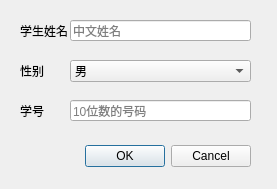
This is addstudentdialog.ui in Reloin/grade-system as Qt 5 draws it before an edit. The edited form follows.
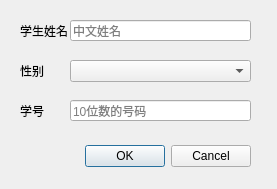
This is the edited form.

What changed in the file:
```diff
--- a/addstudentdialog.ui
+++ b/addstudentdialog.ui
@@ -77,6 +77,11 @@
      <height>22</height>
     </rect>
    </property>
+   <item>
+    <property name="text">
+     <string> </string>
+    </property>
+   </item>
    <item>
     <property name="text">
      <string>男</string>
```
